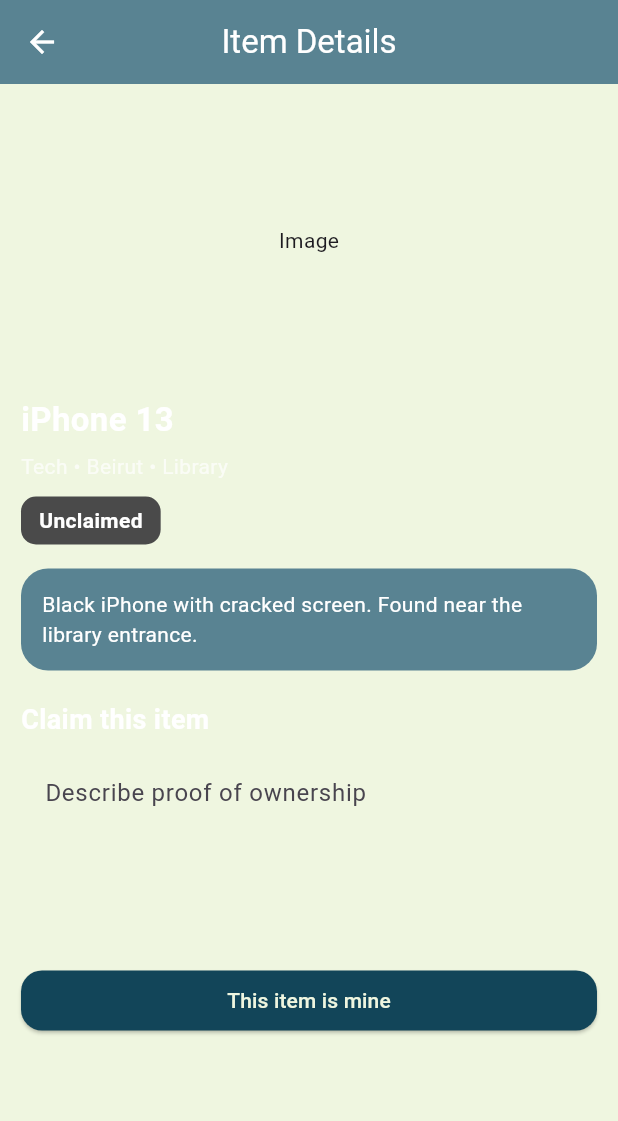
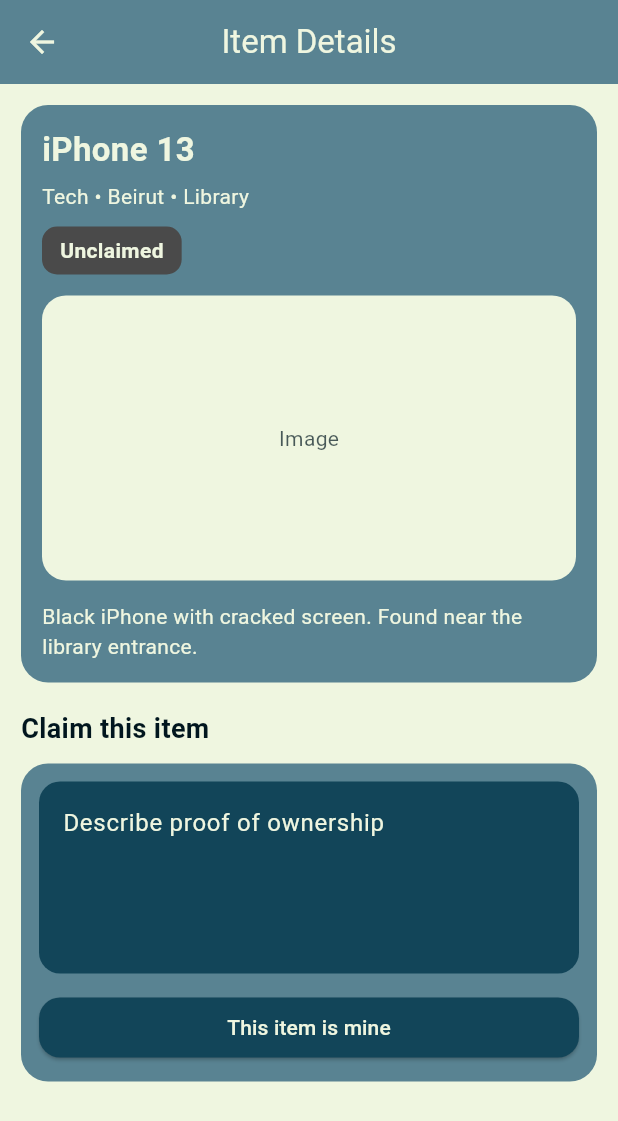
Before and after one commit to fatimaanani/reclaim, a Flutter app: the ItemDetails screen opened directly, on a phone screen of 412 x 824 dp. Shown: the top 1121 px of the screen. Run offline on Flutter 3.47's test engine with Material 3 defaults, Android fonts, the phone set to English and light mode, and no system bars.

Commit message:
share all

```diff
--- a/lib/item_details.dart
+++ b/lib/item_details.dart
@@ -14,7 +14,9 @@
 
   final Color pageBg = const Color(0xffEFF6E0);
   final Color cardBg = const Color(0xff598392);
-  final Color buttonColor = const Color(0xff124559);
+  final Color textDark = const Color(0xff01161E);
+  final Color buttonFill = const Color(0xff124559);
+  final Color buttonText = const Color(0xffEFF6E0);
 
   final Map<String, String> item = {
     'title': 'iPhone 13',
@@ -43,71 +45,87 @@
     super.dispose();
   }
 
+  Color getStatusColor(String? status) {
+    switch (status) {
+      case 'Unclaimed':
+        return const Color(0xff4A4A4A);
+      case 'Claimed':
+        return const Color(0xff993F3A);
+      case 'Returned':
+        return const Color(0xffAEC3B0);
+      case 'Disposed':
+        return const Color(0xff622825);
+      default:
+        return const Color(0xff4A4A4A);
+    }
+  }
+
   void submitClaim() {
-    if (_proofController.text.isEmpty) return;
+    if (_proofController.text.trim().isEmpty) return;
 
     ScaffoldMessenger.of(context)
         .showSnackBar(const SnackBar(content: Text('Claim submitted')));
-    Navigator.of(context).pop();
+    Navigator.pop(context);
   }
 
-  void approveClaim() {
-    ScaffoldMessenger.of(context)
+  void approveClaim() => ScaffoldMessenger.of(context)
       .showSnackBar(const SnackBar(content: Text('Claim approved')));
-  }
 
-  void rejectClaim() {
-    ScaffoldMessenger.of(context)
+  void rejectClaim() => ScaffoldMessenger.of(context)
       .showSnackBar(const SnackBar(content: Text('Claim rejected')));
-  }
 
   void markReturned() {
     ScaffoldMessenger.of(context)
         .showSnackBar(const SnackBar(content: Text('Item marked as returned')));
-    Navigator.of(context).pop();
+    Navigator.pop(context);
   }
 
   @override
-  Widget build(BuildContext context) => Scaffold(
+  Widget build(BuildContext context) {
+    final statusColor = getStatusColor(item['status']);
+
+    return Scaffold(
       backgroundColor: pageBg,
       appBar: AppBar(
         title: const Text('Item Details'),
         centerTitle: true,
         backgroundColor: cardBg,
-      foregroundColor: Colors.white,
+        foregroundColor: buttonText,
       ),
       body: SingleChildScrollView(
         padding: const EdgeInsets.all(14),
         child: Column(
           crossAxisAlignment: CrossAxisAlignment.start,
           children: [
-          // IMAGE
+            // MAIN CARD
             Container(
-            height: 180,
+              width: double.infinity,
+              padding: const EdgeInsets.all(14),
               decoration: BoxDecoration(
-              color: pageBg,
+                color: cardBg,
                 borderRadius: BorderRadius.circular(18),
               ),
-            child: const Center(child: Text('Image')),
-          ),
-
-          const SizedBox(height: 14),
-
+              child: Column(
+                crossAxisAlignment: CrossAxisAlignment.start,
+                children: [
                   // TITLE
                   Text(
-            item['title']!,
+                    item['title'] ?? '',
                     style: const TextStyle(
                       fontSize: 22,
                       fontWeight: FontWeight.bold,
-              color: Colors.white,
+                      color: Color(0xffEFF6E0),
                     ),
                   ),
 
                   const SizedBox(height: 6),
 
+                  // META LINE
                   Text(
                     '${item['category']} • ${item['campus']} • ${item['location']}',
-            style: const TextStyle(color: Colors.white70),
+                    style: const TextStyle(
+                      color: Color(0xffEFF6E0),
+                    ),
                   ),
 
                   const SizedBox(height: 10),
@@ -117,67 +135,92 @@
                     padding:
                     const EdgeInsets.symmetric(horizontal: 12, vertical: 6),
                     decoration: BoxDecoration(
-              color: const Color(0xff4A4A4A),
+                      color: statusColor,
                       borderRadius: BorderRadius.circular(10),
                     ),
                     child: Text(
-              item['status']!,
+                      item['status'] ?? '',
                       style: const TextStyle(
-                color: Colors.white,
+                        color: Color(0xffEFF6E0),
                         fontWeight: FontWeight.bold,
                       ),
                     ),
                   ),
 
-          const SizedBox(height: 16),
+                  const SizedBox(height: 14),
 
-          // DESCRIPTION CARD
+                  // IMAGE PLACEHOLDER (NO WHITE)
                   Container(
-            padding: const EdgeInsets.all(14),
+                    height: 190,
+                    decoration: BoxDecoration(
+                      color: pageBg,
+                      borderRadius: BorderRadius.circular(16),
+                    ),
+                    child: Center(
+                      child: Text(
+                        'Image',
+                        style: TextStyle(color: textDark.withOpacity(0.7)),
+                      ),
+                    ),
+                  ),
+
+                  const SizedBox(height: 14),
+
+                  // DESCRIPTION (LIGHT TEXT ON CARD)
+                  Text(
+                    item['description'] ?? 'No description provided',
+                    style: const TextStyle(color: Color(0xffEFF6E0)),
+                  ),
+                ],
+              ),
+            ),
+
+            const SizedBox(height: 18),
+
+            // NOT OWNER VIEW
+            if (!isOwner) ...[
+              Text(
+                'Claim this item',
+                style: TextStyle(
+                  fontSize: 18,
+                  fontWeight: FontWeight.bold,
+                  color: textDark,
+                ),
+              ),
+              const SizedBox(height: 10),
+
+              Container(
+                padding: const EdgeInsets.all(12),
                 decoration: BoxDecoration(
                   color: cardBg,
                   borderRadius: BorderRadius.circular(18),
                 ),
-            child: Text(
-              item['description'] ?? 'No description provided',
-              style: const TextStyle(color: Colors.white),
-            ),
-          ),
-
-          const SizedBox(height: 20),
-
-          // NOT OWNER VIEW
-          if (!isOwner) ...[
-            const Text(
-              'Claim this item',
-              style: TextStyle(
-                fontSize: 18,
-                fontWeight: FontWeight.bold,
-                color: Colors.white,
-              ),
-            ),
-            const SizedBox(height: 8),
+                child: Column(
+                  crossAxisAlignment: CrossAxisAlignment.start,
+                  children: [
                     TextField(
                       controller: _proofController,
                       maxLines: 4,
+                      style: const TextStyle(color: Color(0xffEFF6E0)),
                       decoration: InputDecoration(
+                        hintText: 'Describe proof of ownership',
+                        hintStyle: const TextStyle(color: Color(0xffEFF6E0)),
                         filled: true,
-                fillColor: pageBg,
-                hintText: 'Describe proof of ownership',
+                        fillColor: buttonFill,
                         border: OutlineInputBorder(
                           borderRadius: BorderRadius.circular(14),
                           borderSide: BorderSide.none,
                         ),
                       ),
                     ),
-            const SizedBox(height: 14),
+                    const SizedBox(height: 12),
                     SizedBox(
                       width: double.infinity,
                       child: ElevatedButton(
                         onPressed: submitClaim,
                         style: ElevatedButton.styleFrom(
-                  backgroundColor: buttonColor,
-                  foregroundColor: pageBg,
+                          backgroundColor: buttonFill,
+                          foregroundColor: buttonText,
                           shape: RoundedRectangleBorder(
                             borderRadius: BorderRadius.circular(14),
                           ),
@@ -186,18 +229,22 @@
                       ),
                     ),
                   ],
+                ),
+              ),
+            ],
 
             // OWNER VIEW
             if (isOwner) ...[
-            const Text(
+              Text(
                 'Claims',
                 style: TextStyle(
                   fontSize: 18,
                   fontWeight: FontWeight.bold,
-                color: Colors.white,
+                  color: textDark,
                 ),
               ),
               const SizedBox(height: 10),
+
               ListView.builder(
                 shrinkWrap: true,
                 physics: const NeverScrollableScrollPhysics(),
@@ -209,66 +256,61 @@
                     padding: const EdgeInsets.all(12),
                     decoration: BoxDecoration(
                       color: cardBg,
-                    borderRadius: BorderRadius.circular(14),
+                      borderRadius: BorderRadius.circular(18),
                     ),
                     child: Row(
-                    mainAxisAlignment: MainAxisAlignment.spaceBetween,
                       children: [
                         Expanded(
                           child: Column(
                             crossAxisAlignment: CrossAxisAlignment.start,
                             children: [
                               Text(
-                              claim['user']!,
-                              style:
-                              const TextStyle(color: Colors.white),
+                                claim['user'] ?? '',
+                                style: const TextStyle(
+                                  color: Color(0xffEFF6E0),
+                                  fontWeight: FontWeight.bold,
                                 ),
-                            const SizedBox(height: 4),
+                              ),
+                              const SizedBox(height: 6),
                               Text(
-                              claim['proof']!,
+                                claim['proof'] ?? '',
                                 style: const TextStyle(
-                                  color: Colors.white70),
+                                  color: Color(0xffEFF6E0),
+                                ),
                               ),
                             ],
                           ),
                         ),
-                      Row(
-                        children: [
                         IconButton(
-                            icon: const Icon(Icons.check,
-                                color: Colors.green),
                           onPressed: approveClaim,
+                          icon: const Icon(Icons.check),
+                          color: buttonText,
                         ),
                         IconButton(
-                            icon: const Icon(Icons.close,
-                                color: Colors.red),
                           onPressed: rejectClaim,
+                          icon: const Icon(Icons.close),
+                          color: buttonText,
                         ),
-                        ],
-                      )
                       ],
                     ),
                   );
                 },
               ),
-            const SizedBox(height: 14),
+
+              const SizedBox(height: 10),
+
               SizedBox(
                 width: double.infinity,
-              child: OutlinedButton(
+                child: ElevatedButton(
                   onPressed: markReturned,
-                style: OutlinedButton.styleFrom(
-                  side: BorderSide(color: buttonColor, width: 2),
+                  style: ElevatedButton.styleFrom(
+                    backgroundColor: buttonFill,
+                    foregroundColor: buttonText,
                     shape: RoundedRectangleBorder(
                       borderRadius: BorderRadius.circular(14),
                     ),
                   ),
-                child: Text(
-                  'Mark as Returned',
-                  style: TextStyle(
-                    color: buttonColor,
-                    fontWeight: FontWeight.bold,
-                  ),
-                ),
+                  child: const Text('Mark as Returned'),
                 ),
               ),
             ],
@@ -277,3 +319,4 @@
       ),
     );
   }
+}
```
Also changed, not shown: lib/post_item.dart (+213 -167 lines). Lines whose indentation alone changed are shown as unchanged.
